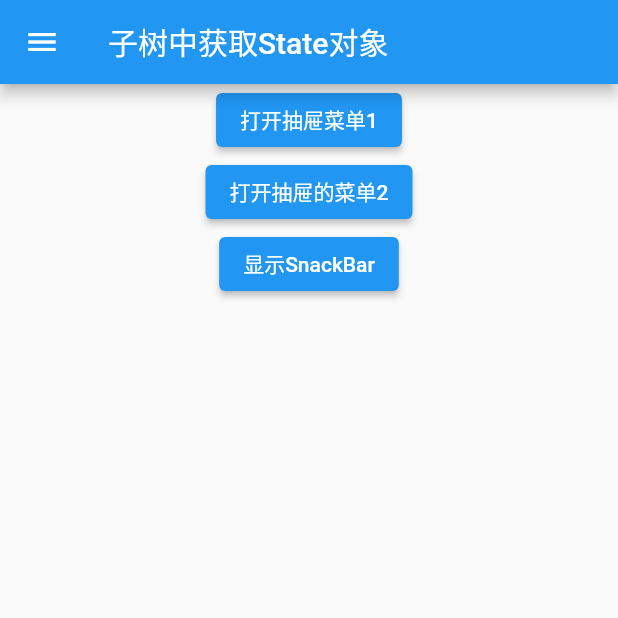
After one commit to wg689/Flutter, a Flutter app: the screen it shows after launch, after a tap on "第一个flutter应用", after a tap on "子树中获取State对象", on a phone screen of 412 x 824 dp, the top half of it. The commit adds this screen. Run offline on Flutter 3.47's test engine with Material 2 defaults, Android fonts, the phone set to English and light mode, and no system bars; our stand-ins replace webview_flutter; missing offline and left inert: flukit.

Commit message:
路由和状态

```diff
--- /dev/null
+++ b/tiziapp/lib/chapter2/getState.dart
@@ -0,0 +1,55 @@
+import 'package:flutter/material.dart';
+
+class GetStateObjectRoute extends StatefulWidget {
+  const GetStateObjectRoute({Key? key}) : super(key: key);
+
+  @override
+  State<GetStateObjectRoute> createState() => _GetStateObjectRouteState();
+}
+
+class _GetStateObjectRouteState extends State<GetStateObjectRoute> {
+  @override
+  Widget build(BuildContext context) {
+    return Scaffold(
+      appBar: AppBar(
+        title: const Text("子树中获取State对象"),
+      ),
+      body: Center(
+        child: Column(
+          children: [
+            Builder(builder: (context) {
+              return ElevatedButton(
+                onPressed: () {
+                  ScaffoldState _state =
+                      context.findAncestorStateOfType<ScaffoldState>()!;
+                  _state.openDrawer();
+                },
+                child: const Text("打开抽屉菜单1"),
+              );
+            }),
+            Builder(builder: (context) {
+              return ElevatedButton(
+                onPressed: () {
+                  ScaffoldState _state = Scaffold.of(context);
+                  _state.openDrawer();
+                },
+                child: const Text("打开抽屉的菜单2"),
+              );
+            }),
+            Builder(builder: (context) {
+              return ElevatedButton(
+                onPressed: () {
+                  ScaffoldMessenger.of(context).showSnackBar(
+                    const SnackBar(content: Text("我是SnackBar")),
+                  );
+                },
+                child: const Text("显示SnackBar"),
+              );
+            }),
+          ],
+        ),
+      ),
+      drawer: const Drawer(),
+    );
+  }
+}
--- a/tiziapp/lib/main.dart
+++ b/tiziapp/lib/main.dart
@@ -2,6 +2,7 @@ import 'dart:async';
 import 'package:flutter/material.dart' hide Page;
 import 'package:webview_flutter/webview_flutter.dart';
 import 'chapter2/2.2/router.dart';
+import 'chapter2/getState.dart';
 import 'common.dart';
 import 'routes.dart';
 // import 'chapter14/draw_main.dart' as custom;
@@ -72,8 +73,10 @@ class _MyHomePageState extends State<MyHomePage> {
               title: const Text('第一个flutter应用'),
               children: _generateItem(context, [
                 Page('计数器', const CounterRoute(), withScaffold: false),
-                Page('路由传值', const RouterTestRoute(), withScaffold: false),
+                Page('路由传值', const RouterTestRoute(), withScaffold: true),
                 Page('Cupertino Demo', const CupertinoTestRoute(),
+                    withScaffold: false),
+                Page('子树中获取State对象', const GetStateObjectRoute(),
                     withScaffold: false),
                 Page('state 的生命周期', const StateLifeCycleTest()),
               ]),
```
Also changed, not shown: tiziapp/lib/chapter3/button.dart (added), tiziapp/lib/chapter3/form.dart (added), tiziapp/lib/chapter3/image_icon.dart (added).
